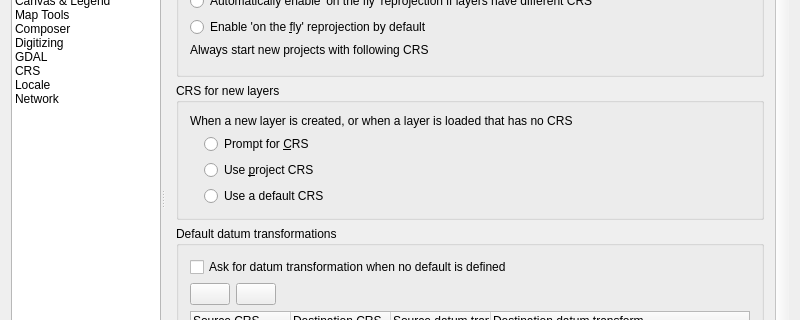
Old version of the form src/ui/qgsoptionsbase.ui in the repository qgis/QGIS; both pictures show x 0 to 800 and y 88 to 408 of the 800 by 600 pixel window.
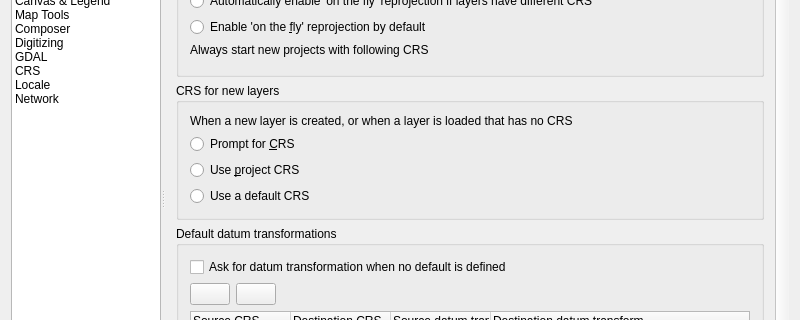
New version of the form. The open tabs and pages were chosen to show the change. Icons and pictures are not drawn. Custom widgets are drawn as their Qt base class.

Patch:
```diff
--- a/src/ui/qgsoptionsbase.ui
+++ b/src/ui/qgsoptionsbase.ui
@@ -4222,7 +4222,7 @@
                 <x>0</x>
                 <y>0</y>
                 <width>610</width>
-                <height>673</height>
+                <height>647</height>
                </rect>
               </property>
               <layout class="QGridLayout" name="gridLayout_15">
@@ -4244,70 +4244,51 @@
                  <property name="title">
                   <string>CRS for new layers</string>
                  </property>
-                 <layout class="QGridLayout" name="gridLayout_23">
-                  <item row="3" column="2">
-                   <widget class="QgsProjectionSelectionWidget" name="leLayerGlobalCrs" native="true">
-                    <property name="enabled">
-                     <bool>false</bool>
+                 <layout class="QGridLayout" name="gridLayout_14" columnstretch="0,1">
+                  <item row="0" column="0" colspan="2">
+                   <widget class="QLabel" name="label_8">
+                    <property name="sizePolicy">
+                     <sizepolicy hsizetype="Preferred" vsizetype="Maximum">
+                      <horstretch>0</horstretch>
+                      <verstretch>0</verstretch>
+                     </sizepolicy>
                     </property>
-                    <property name="maximumSize">
-                     <size>
-                      <width>300</width>
-                      <height>16777215</height>
-                     </size>
-                    </property>
-                   </widget>
-                  </item>
-                  <item row="2" column="1">
-                   <widget class="QRadioButton" name="radUseProjectProjection">
                     <property name="text">
-                     <string>Use &amp;project CRS</string>
+                     <string>When a new layer is created, or when a layer is loaded that has no CRS</string>
+                    </property>
+                    <property name="wordWrap">
+                     <bool>true</bool>
                     </property>
                    </widget>
                   </item>
-                  <item row="1" column="1">
+                  <item row="1" column="0">
                    <widget class="QRadioButton" name="radPromptForProjection">
                     <property name="text">
                      <string>Prompt for &amp;CRS</string>
                     </property>
                    </widget>
                   </item>
-                  <item row="3" column="1">
+                  <item row="2" column="0">
+                   <widget class="QRadioButton" name="radUseProjectProjection">
+                    <property name="text">
+                     <string>Use &amp;project CRS</string>
+                    </property>
+                   </widget>
+                  </item>
+                  <item row="3" column="0">
                    <widget class="QRadioButton" name="radUseGlobalProjection">
                     <property name="text">
                      <string>Use a default CRS</string>
                     </property>
                    </widget>
                   </item>
-                  <item row="2" column="0">
-                   <spacer name="horizontalSpacer_27">
-                    <property name="orientation">
-                     <enum>Qt::Horizontal</enum>
+                  <item row="3" column="1">
+                   <widget class="QgsProjectionSelectionWidget" name="leLayerGlobalCrs" native="true">
+                    <property name="enabled">
+                     <bool>false</bool>
                     </property>
-                    <property name="sizeType">
-                     <enum>QSizePolicy::Fixed</enum>
-                    </property>
-                    <property name="sizeHint" stdset="0">
-                     <size>
-                      <width>8</width>
-                      <height>20</height>
-                     </size>
-                    </property>
-                   </spacer>
-                  </item>
-                  <item row="0" column="0" colspan="4">
-                   <widget class="QLabel" name="label_8">
-                    <property name="sizePolicy">
-                     <sizepolicy hsizetype="Preferred" vsizetype="Maximum">
-                      <horstretch>0</horstretch>
-                      <verstretch>0</verstretch>
-                     </sizepolicy>
-                    </property>
-                    <property name="text">
-                     <string>When a new layer is created, or when a layer is loaded that has no CRS</string>
-                    </property>
-                    <property name="wordWrap">
-                     <bool>true</bool>
+                    <property name="focusPolicy">
+                     <enum>Qt::StrongFocus</enum>
                     </property>
                    </widget>
                   </item>
```
Left out of the diff: 428 changed lines with no effect on the pictures.
